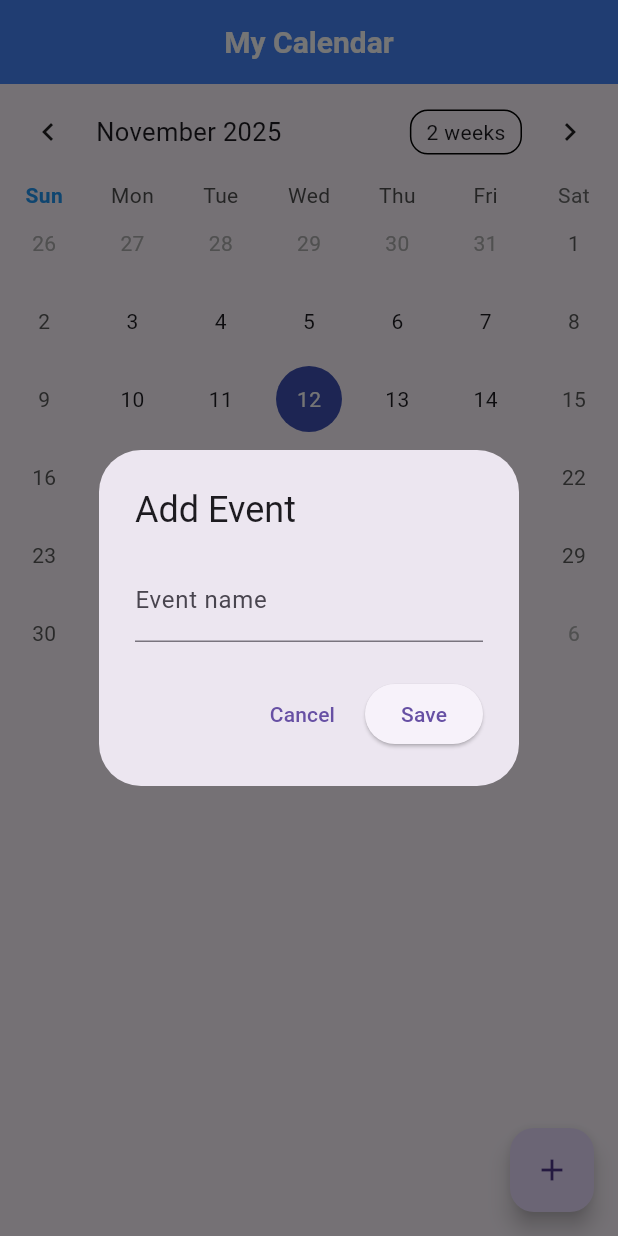
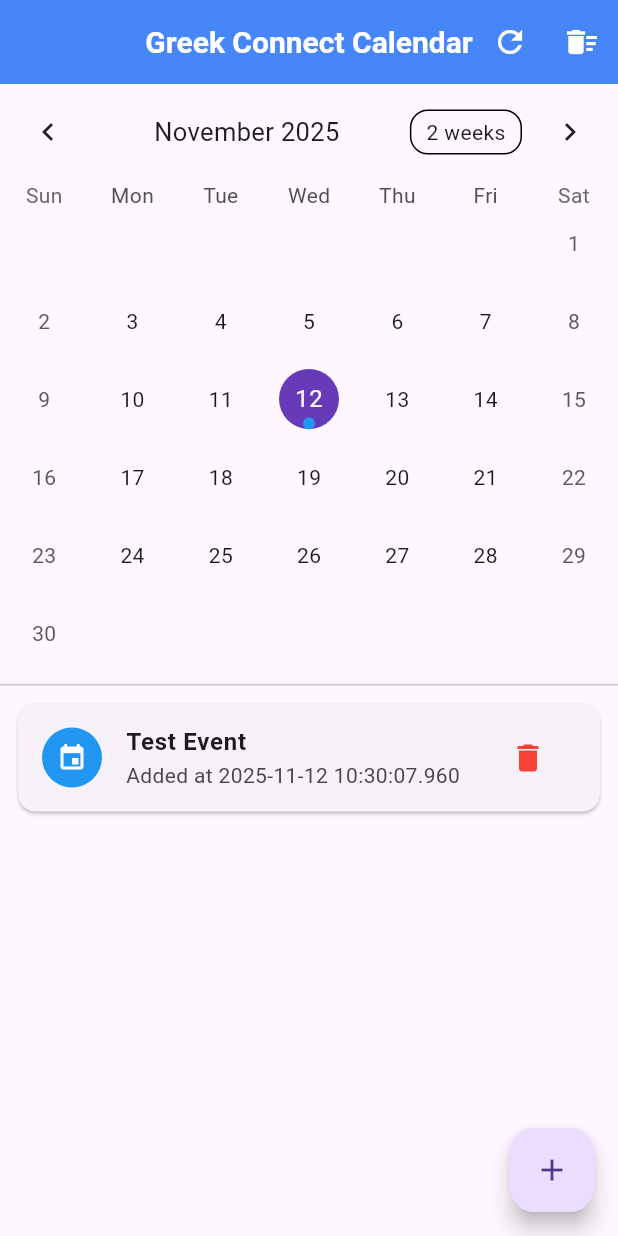
Before and after one commit to Jgalligan1/GreekConnect, a Flutter app: the screen it shows after launch, after a tap on the "add" icon, on a phone screen of 412 x 824 dp. Run offline on Flutter 3.47's test engine with Material 3 defaults, Android fonts, the phone set to English and light mode, and no system bars; drawn by our look-alikes of table_calendar; our stand-ins replace shared_preferences.

Commit message:
Event model and storage optimization, Event UI updates

```diff
--- a/greek_connect/lib/main.dart
+++ b/greek_connect/lib/main.dart
@@ -32,7 +32,7 @@ class MyApp extends StatelessWidget {
           ),
         ),
 
-        useMaterial3: true
+        useMaterial3: true,
       ),
       home: CalendarScreen(),
     );
--- a/greek_connect/lib/models/event.dart
+++ b/greek_connect/lib/models/event.dart
@@ -3,12 +3,112 @@
 import 'package:flutter/material.dart';
 
 class Event {
+  final String id;
   final String title;
   final String? description;
-  final Color color;
+  final DateTime date;
+  final int color; // Store as int for JSON serialization
+  final String? location;
+  final TimeOfDay? startTime;
+  final TimeOfDay? endTime;
 
-  Event(this.title, {this.description, this.color = Colors.blue});
+  Event({
+    String? id,
+    required this.title,
+    this.description,
+    required this.date,
+    int? color,
+    this.location,
+    this.startTime,
+    this.endTime,
+  }) : id = id ?? DateTime.now().millisecondsSinceEpoch.toString(),
+       color = color ?? 0xFF2196F3; // Default blue color
+
+  // Convert Event to JSON
+  Map<String, dynamic> toJson() {
+    return {
+      'id': id,
+      'title': title,
+      'description': description,
+      'date': date.toIso8601String(),
+      'color': color,
+      'location': location,
+      'startTime': startTime != null
+          ? '${startTime!.hour}:${startTime!.minute}'
+          : null,
+      'endTime': endTime != null ? '${endTime!.hour}:${endTime!.minute}' : null,
+    };
+  }
+
+  // Create Event from JSON
+  factory Event.fromJson(Map<String, dynamic> json) {
+    return Event(
+      id: json['id'] as String,
+      title: json['title'] as String,
+      description: json['description'] as String?,
+      date: DateTime.parse(json['date'] as String),
+      color: json['color'] as int? ?? 0xFF2196F3,
+      location: json['location'] as String?,
+      startTime: json['startTime'] != null
+          ? _parseTimeOfDay(json['startTime'] as String)
+          : null,
+      endTime: json['endTime'] != null
+          ? _parseTimeOfDay(json['endTime'] as String)
+          : null,
+    );
+  }
+
+  // Parse TimeOfDay from string
+  static TimeOfDay? _parseTimeOfDay(String timeString) {
+    try {
+      final parts = timeString.split(':');
+      if (parts.length == 2) {
+        return TimeOfDay(
+          hour: int.parse(parts[0]),
+          minute: int.parse(parts[1]),
+        );
+      }
+    } catch (e) {
+      print('Error parsing time: $e');
+    }
+    return null;
+  }
+
+  // Get Color object from int
+  Color get colorValue => Color(color);
+
+  // Create a copy with modified fields
+  Event copyWith({
+    String? id,
+    String? title,
+    String? description,
+    DateTime? date,
+    int? color,
+    String? location,
+    TimeOfDay? startTime,
+    TimeOfDay? endTime,
+  }) {
+    return Event(
+      id: id ?? this.id,
+      title: title ?? this.title,
+      description: description ?? this.description,
+      date: date ?? this.date,
+      color: color ?? this.color,
+      location: location ?? this.location,
+      startTime: startTime ?? this.startTime,
+      endTime: endTime ?? this.endTime,
+    );
+  }
 
   @override
   String toString() => title;
+
+  @override
+  bool operator ==(Object other) {
+    if (identical(this, other)) return true;
+    return other is Event && other.id == id;
+  }
+
+  @override
+  int get hashCode => id.hashCode;
 }
--- a/greek_connect/lib/screens/calendar_screen.dart
+++ b/greek_connect/lib/screens/calendar_screen.dart
@@ -1,7 +1,6 @@
 // lib/screens/calendar_screen.dart
 
 import 'package:flutter/material.dart';
-import 'package:intl/intl.dart';
 import 'package:table_calendar/table_calendar.dart';
 import '../models/event.dart';
 import '../services/event_storage.dart';
@@ -14,92 +13,201 @@ class CalendarScreen extends StatefulWidget {
 }
 
 class _CalendarScreenState extends State<CalendarScreen> {
+  // Calendar state variables
   late final ValueNotifier<List<Event>> _selectedEvents;
-  Map<String, List<Event>> _events = {};
+  Map<DateTime, List<Event>> _events = {};
   DateTime _focusedDay = DateTime.now();
   DateTime? _selectedDay;
   CalendarFormat _calendarFormat = CalendarFormat.month;
+
+  // Loading state
+  bool _isLoading = true;
 
   @override
   void initState() {
     super.initState();
     _selectedDay = _focusedDay;
-    _selectedEvents = ValueNotifier(_getEventsForDay(_selectedDay!));
-    _loadEvents();
+    _selectedEvents = ValueNotifier([]);
+    _loadEvents(); // Load events asynchronously
   }
 
-  Future<void> _loadEvents() async {
-    _events = await EventStorage.loadEvents();
-    setState(() {});
+  @override
+  void dispose() {
+    _selectedEvents.dispose();
+    super.dispose();
   }
 
-  List<Event> _getEventsForDay(DateTime day) {
-    final normalizedDay = DateTime.utc(day.year, day.month, day.day);
-    final key = _formatDate(normalizedDay);
-    return _events[key] ?? [];
+  /// OPTIMIZED: Load events once on init, then cache in memory
+  /// This prevents repeated disk reads and improves performance
+  Future<void> _loadEvents() async {
+    setState(() {
+      _isLoading = true;
+    });
+
+    try {
+      // Load events from storage
+      final loadedEvents = await EventStorage.loadEvents();
+
+      setState(() {
+        _events = loadedEvents;
+        _selectedEvents.value = _getEventsForDay(_selectedDay!);
+        _isLoading = false;
+      });
+    } catch (e) {
+      print('Error loading events: $e');
+      setState(() {
+        _isLoading = false;
+      });
+
+      // Show error message to user
+      if (mounted) {
+        ScaffoldMessenger.of(context).showSnackBar(
+          SnackBar(
+            content: Text('Failed to load events: $e'),
+            backgroundColor: Colors.red,
+          ),
+        );
+      }
+    }
   }
 
+  /// CRITICAL: Normalize date to UTC midnight for consistent lookup
+  /// This is the #1 reason for missing events in calendars
+  DateTime _normalizeDate(DateTime date) {
+    return DateTime.utc(date.year, date.month, date.day);
+  }
+
+  /// Get events for a specific day (from in-memory cache)
+  List<Event> _getEventsForDay(DateTime day) {
+    final normalizedDay = _normalizeDate(day);
+    return _events[normalizedDay] ?? [];
+  }
+
+  /// OPTIMIZED: Don't call setState() here - prevents lag during swipes
   void _onDaySelected(DateTime selectedDay, DateTime focusedDay) {
     if (!isSameDay(_selectedDay, selectedDay)) {
       setState(() {
         _selectedDay = selectedDay;
         _focusedDay = focusedDay;
       });
+      // Update events using ValueNotifier (efficient, doesn't rebuild calendar)
       _selectedEvents.value = _getEventsForDay(selectedDay);
     }
   }
 
-  String _formatDate(DateTime day) => day.toIso8601String().split('T').first;
+  /// Add a new event and persist to storage
+  Future<void> _addEvent(Event event) async {
+    final normalizedDate = _normalizeDate(event.date);
 
-  void _addEvent() async {
-    if (_selectedDay == null) return;
-    final controller = TextEditingController();
+    // Update in-memory cache first (immediate UI update)
+    setState(() {
+      if (_events[normalizedDate] == null) {
+        _events[normalizedDate] = [];
+      }
+      _events[normalizedDate]!.add(event);
+    });
 
-    await showDialog(
-      context: context,
-      builder: (_) => AlertDialog(
-        title: const Text('Add Event'),
-        content: TextField(
-          controller: controller,
-          decoration: const InputDecoration(labelText: 'Event name'),
-        ),
-        actions: [
-          TextButton(
-            onPressed: () => Navigator.pop(context),
-            child: const Text('Cancel'),
-          ),
-          ElevatedButton(
-            onPressed: () {
-              final text = controller.text.trim();
-              if (text.isNotEmpty) {
-                final key = _formatDate(_selectedDay!);
-                _events.putIfAbsent(key, () => []).add(Event(text));
-                EventStorage.saveEvents(_events);
-                setState(() {});
+    // Update selected events if viewing this day
+    if (_selectedDay != null && isSameDay(_selectedDay!, event.date)) {
+      _selectedEvents.value = _getEventsForDay(_selectedDay!);
     }
-              Navigator.pop(context);
-            },
-            child: const Text('Save'),
-          ),
-        ],
+
+    // Persist to storage (background operation)
+    final success = await EventStorage.addEvent(normalizedDate, event);
+
+    if (!success && mounted) {
+      ScaffoldMessenger.of(context).showSnackBar(
+        const SnackBar(
+          content: Text('Failed to save event'),
+          backgroundColor: Colors.red,
         ),
       );
+    }
+  }
+
+  /// Delete an event and persist to storage
+  Future<void> _deleteEvent(Event event) async {
+    final normalizedDate = _normalizeDate(event.date);
+
+    // Update in-memory cache first
+    setState(() {
+      _events[normalizedDate]?.removeWhere((e) => e.id == event.id);
+      if (_events[normalizedDate]?.isEmpty ?? false) {
+        _events.remove(normalizedDate);
+      }
+    });
+
+    // Update selected events if viewing this day
+    if (_selectedDay != null && isSameDay(_selectedDay!, event.date)) {
+      _selectedEvents.value = _getEventsForDay(_selectedDay!);
+    }
+
+    // Persist to storage
+    await EventStorage.removeEvent(normalizedDate, event);
   }
 
   @override
   Widget build(BuildContext context) {
     return Scaffold(
-      appBar: AppBar(title: const Text('My Calendar')),
-      body: Column(
+      appBar: AppBar(
+        title: const Text('Greek Connect Calendar'),
+        actions: [
+          // Refresh button
+          IconButton(icon: const Icon(Icons.refresh), onPressed: _loadEvents),
+          // Clear all button (for testing)
+          IconButton(
+            icon: const Icon(Icons.delete_sweep),
+            onPressed: () async {
+              final confirmed = await showDialog<bool>(
+                context: context,
+                builder: (context) => AlertDialog(
+                  title: const Text('Clear All Events?'),
+                  content: const Text(
+                    'This will delete all events. This action cannot be undone.',
+                  ),
+                  actions: [
+                    TextButton(
+                      onPressed: () => Navigator.pop(context, false),
+                      child: const Text('Cancel'),
+                    ),
+                    TextButton(
+                      onPressed: () => Navigator.pop(context, true),
+                      child: const Text(
+                        'Clear',
+                        style: TextStyle(color: Colors.red),
+                      ),
+                    ),
+                  ],
+                ),
+              );
+
+              if (confirmed == true) {
+                await EventStorage.clearAllEvents();
+                _loadEvents();
+              }
+            },
+          ),
+        ],
+      ),
+      body: _isLoading
+          ? const Center(child: CircularProgressIndicator())
+          : Column(
               children: [
                 TableCalendar<Event>(
-            firstDay: DateTime.utc(2025, 1, 1),
-            lastDay: DateTime.utc(2099, 12, 31),
+                  firstDay: DateTime.utc(2020, 1, 1),
+                  lastDay: DateTime.utc(2030, 12, 31),
                   focusedDay: _focusedDay,
                   calendarFormat: _calendarFormat,
                   selectedDayPredicate: (day) => isSameDay(_selectedDay, day),
                   eventLoader: _getEventsForDay,
+
+                  // CRITICAL: Don't call setState() here!
+                  onPageChanged: (focusedDay) {
+                    _focusedDay = focusedDay;
+                  },
+
                   onDaySelected: _onDaySelected,
+
                   onFormatChanged: (format) {
                     if (_calendarFormat != format) {
                       setState(() {
@@ -107,102 +215,95 @@ class _CalendarScreenState extends State<CalendarScreen> {
                       });
                     }
                   },
-            onPageChanged: (focusedDay) {
-              _focusedDay = focusedDay;
-            },
-            calendarBuilders: CalendarBuilders(
-              todayBuilder: (context, day, focusedDay) {
-                return Container(
-                  margin: const EdgeInsets.all(4.0),
-                  alignment: Alignment.center,
-                  decoration: BoxDecoration(
-                    color: Colors.blue.withValues(alpha: 0.3),
-                    shape: BoxShape.circle,
-                    border: Border.all(color: Colors.blue, width: 2),
-                  ),
-                  child: Center(
-                    child: Text(
-                      '${day.day}',
-                      style: const TextStyle(
-                        fontWeight: FontWeight.bold,
-                        color: Colors.blue,
-                      ),
-                    ),
-                  ),
-                );
-              },
 
-              selectedBuilder: (context, day, focusedDay) {
-                return Container(
-                  margin: const EdgeInsets.all(4.0),
-                  alignment: Alignment.center,
-                  decoration: BoxDecoration(
-                    color: Colors.indigo,
+                  // Styling
+                  calendarStyle: CalendarStyle(
+                    todayDecoration: BoxDecoration(
+                      color: Colors.deepPurple.withOpacity(0.5),
                       shape: BoxShape.circle,
                     ),
-                  child: Center(
-                    child: Text(
-                      '${day.day}',
-                      style: const TextStyle(color: Colors.white),
+                    selectedDecoration: const BoxDecoration(
+                      color: Colors.deepPurple,
+                      shape: BoxShape.circle,
                     ),
+                    markerDecoration: const BoxDecoration(
+                      color: Colors.blue,
+                      shape: BoxShape.circle,
                     ),
-                );
-              },
+                    outsideDaysVisible: false,
+                  ),
 
-              markerBuilder: (context, day, events) {
-                if (events.isNotEmpty) {
-                  return Positioned(
-                    bottom: 1,
-                    child: Row(
-                      mainAxisSize: MainAxisSize.min,
-                      children: events.take(3).map((event) {
-                        return Container(
-                          width: 6,
-                          height: 6,
-                          margin: const EdgeInsets.symmetric(horizontal: 0.5),
-                          decoration: BoxDecoration(
-                            shape: BoxShape.rectangle,
-                            color: (event).color,
-                          ),
-                        );
-                      }).toList(),
-                    ),
-                  );
-                }
-                return const SizedBox();
-              },
-
-              dowBuilder: (context, day) {
-                if (day.weekday == DateTime.sunday) {
-                  return Center(
-                    child: Text(
-                      DateFormat.E().format(day),
-                      style: const TextStyle(
-                        fontWeight: FontWeight.bold,
-                        color: Colors.blue,
-                      ),
-                    ),
-                  );
-                }
-                return null;
-              },
+                  headerStyle: const HeaderStyle(
+                    formatButtonVisible: true,
+                    titleCentered: true,
                   ),
                 ),
                 const SizedBox(height: 8),
+                const Divider(height: 1),
+
+                // Event list
                 Expanded(
                   child: ValueListenableBuilder<List<Event>>(
                     valueListenable: _selectedEvents,
                     builder: (context, events, _) {
+                      if (events.isEmpty) {
+                        return Center(
+                          child: Column(
+                            mainAxisAlignment: MainAxisAlignment.center,
+                            children: [
+                              Icon(
+                                Icons.event_busy,
+                                size: 64,
+                                color: Colors.grey[400],
+                              ),
+                              const SizedBox(height: 16),
+                              Text(
+                                'No events for this day',
+                                style: TextStyle(
+                                  fontSize: 16,
+                                  color: Colors.grey[600],
+                                ),
+                              ),
+                            ],
+                          ),
+                        );
+                      }
+
                       return ListView.builder(
                         itemCount: events.length,
+                        padding: const EdgeInsets.all(8),
                         itemBuilder: (context, index) {
                           final event = events[index];
-                    return ListTile(
+                          return Card(
+                            child: ListTile(
                               leading: CircleAvatar(
-                        backgroundColor: events[index].color,
+                                backgroundColor: event.colorValue,
+                                child: const Icon(
+                                  Icons.event,
+                                  color: Colors.white,
+                                  size: 20,
                                 ),
-                      title: Text(events[index].title),
-                      subtitle: Text(events[index].description ?? ''),
+                              ),
+                              title: Text(
+                                event.title,
+                                style: const TextStyle(
+                                  fontWeight: FontWeight.bold,
+                                ),
+                              ),
+                              subtitle: event.description != null
+                                  ? Text(event.description!)
+                                  : null,
+                              trailing: IconButton(
+                                icon: const Icon(
+                                  Icons.delete,
+                                  color: Colors.red,
+                                ),
+                                onPressed: () => _deleteEvent(event),
+                              ),
+                              onTap: () {
+                                // TODO: Navigate to event details
+                              },
+                            ),
                           );
                         },
                       );
@@ -211,8 +312,20 @@ class _CalendarScreenState extends State<CalendarScreen> {
                 ),
               ],
             ),
+
+      // FAB to add events
       floatingActionButton: FloatingActionButton(
-        onPressed: _addEvent,
+        onPressed: () async {
+          // TODO: Show dialog to add event
+          // For now, add a test event
+          final newEvent = Event(
+            title: 'Test Event',
+            description: 'Added at ${DateTime.now()}',
+            date: _selectedDay ?? DateTime.now(),
+            color: 0xFF2196F3,
+          );
+          await _addEvent(newEvent);
+        },
         child: const Icon(Icons.add),
       ),
     );
--- a/greek_connect/lib/services/event_storage.dart
+++ b/greek_connect/lib/services/event_storage.dart
@@ -7,23 +7,148 @@ import '../models/event.dart';
 class EventStorage {
   static const String _key = 'events';
 
-  static Future<Map<String, List<Event>>> loadEvents() async {
-    final prefs = await SharedPreferences.getInstance();
-    final jsonString = prefs.getString(_key);
-    if (jsonString == null) return {};
-    final decoded = json.decode(jsonString) as Map<String, dynamic>;
-    return decoded.map((key, value) {
-      final list = (value as List).map((e) => Event(e)).toList();
-      return MapEntry(key, list);
-    });
+  // Load events from SharedPreferences
+  // Returns a map where the key is a DateTime and the value is a list of Events
+  static Future<Map<DateTime, List<Event>>> loadEvents() async {
+    try {
+      final prefs = await SharedPreferences.getInstance();
+      final jsonString = prefs.getString(_key);
+      if (jsonString == null || jsonString.isEmpty) return {};
+      final decoded = json.decode(jsonString) as Map<String, dynamic>;
+      final Map<DateTime, List<Event>> events = {};
+      decoded.forEach((dateString, eventList) {
+        // Parse the date string back to DateTime
+        final date = DateTime.parse(dateString);
+
+        // Convert JSON array to List<Event>
+        final List<Event> parsedEvents = (eventList as List)
+            .map(
+              (eventJson) => Event.fromJson(eventJson as Map<String, dynamic>),
+            )
+            .toList();
+        events[date] = parsedEvents;
+      });
+
+      return events;
+    } catch (e) {
+      print('Error loading events: $e');
+      return {};
+    }
   }
 
-  static Future<void> saveEvents(Map<String, List<Event>> events) async {
-    final prefs = await SharedPreferences.getInstance();
-    final encoded = json.encode(events.map((key, value) {
-      final list = value.map((e) => e.title).toList();
-      return MapEntry(key, list);
-    }));
-    await prefs.setString(_key, encoded);
+  // Save events to SharedPreferences
+  static Future<bool> saveEvents(Map<DateTime, List<Event>> events) async {
+    try {
+      final prefs = await SharedPreferences.getInstance();
+
+      final Map<String, dynamic> encodable = {};
+
+      events.forEach((date, eventList) {
+        final dateString = date.toIso8601String();
+        encodable[dateString] = eventList.map((e) => e.toJson()).toList();
+      });
+
+      final jsonString = json.encode(encodable);
+      return await prefs.setString(_key, jsonString);
+    } catch (e) {
+      print('Error saving events: $e');
+      return false;
+    }
+  }
+
+  // Add an event to storage
+  static Future<bool> addEvent(DateTime date, Event event) async {
+    final events = await loadEvents();
+    final normalizedDate = _normalizeDate(date);
+
+    if (events[normalizedDate] == null) {
+      events[normalizedDate] = [event];
+    }
+
+    events[normalizedDate]!.add(event);
+    return await saveEvents(events);
+  }
+
+  // Remove an event from storage
+  static Future<bool> removeEvent(DateTime date, Event event) async {
+    final events = await loadEvents();
+    final normalizedDate = _normalizeDate(date);
+
+    if (events[normalizedDate] != null) {
+      events[normalizedDate]!.removeWhere((e) => e.id == event.id);
+
+      if (events[normalizedDate]!.isEmpty) {
+        events.remove(normalizedDate);
+      }
+      return await saveEvents(events);
+    }
+    return false;
+  }
+
+  /// Update an existing event
+  static Future<bool> updateEvent(
+    DateTime date,
+    Event oldEvent,
+    Event newEvent,
+  ) async {
+    final events = await loadEvents();
+    final normalizedDate = _normalizeDate(date);
+
+    if (events[normalizedDate] != null) {
+      final index = events[normalizedDate]!.indexWhere(
+        (e) => e.id == oldEvent.id,
+      );
+      if (index != -1) {
+        events[normalizedDate]![index] = newEvent;
+        return await saveEvents(events);
+      }
+    }
+
+    return false;
+  }
+
+  /// Clear all events from storage
+  static Future<bool> clearAllEvents() async {
+    try {
+      final prefs = await SharedPreferences.getInstance();
+      return await prefs.remove(_key);
+    } catch (e) {
+      print('Error clearing events: $e');
+      return false;
+    }
+  }
+
+  /// Get events for a specific date
+  static Future<List<Event>> getEventsForDate(DateTime date) async {
+    final events = await loadEvents();
+    final normalizedDate = _normalizeDate(date);
+    return events[normalizedDate] ?? [];
+  }
+
+  /// Get events for a date range
+  static Future<List<Event>> getEventsForRange(
+    DateTime start,
+    DateTime end,
+  ) async {
+    final events = await loadEvents();
+    final List<Event> rangeEvents = [];
+
+    DateTime current = _normalizeDate(start);
+    final normalizedEnd = _normalizeDate(end);
+
+    while (current.isBefore(normalizedEnd) ||
+        current.isAtSameMomentAs(normalizedEnd)) {
+      if (events[current] != null) {
+        rangeEvents.addAll(events[current]!);
+      }
+      current = current.add(const Duration(days: 1));
+    }
+
+    return rangeEvents;
+  }
+
+  /// Normalize date to UTC midnight for consistent storage
+  static DateTime _normalizeDate(DateTime date) {
+    return DateTime.utc(date.year, date.month, date.day);
   }
 }
```
Lines whose indentation alone changed are shown as unchanged.
